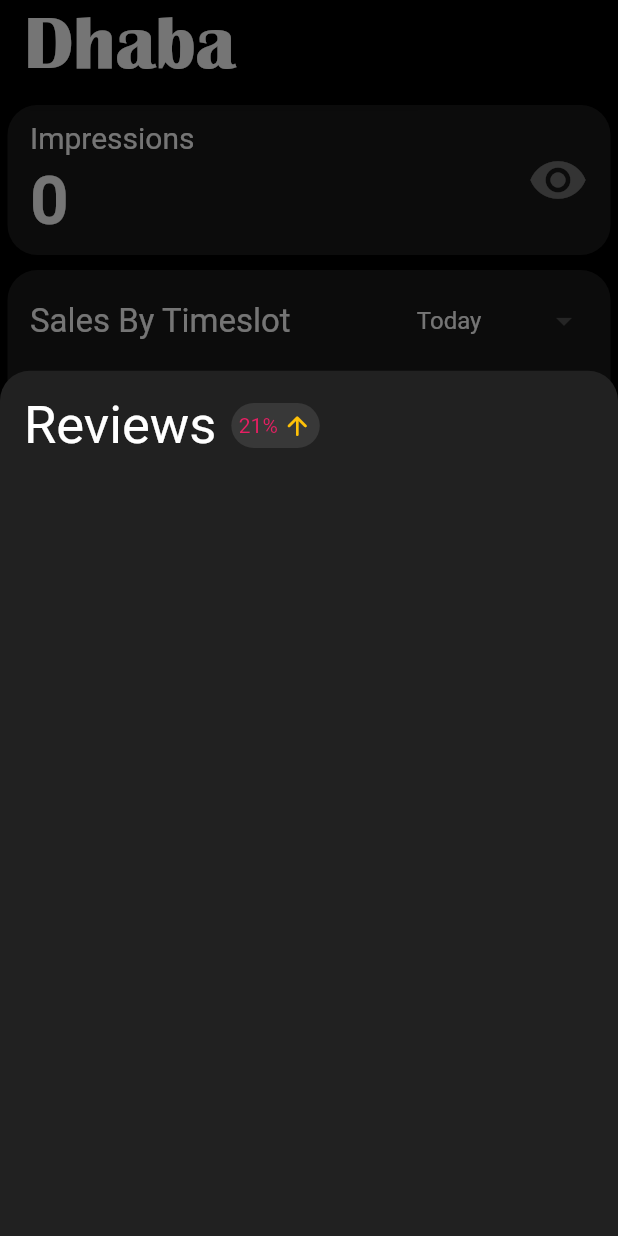
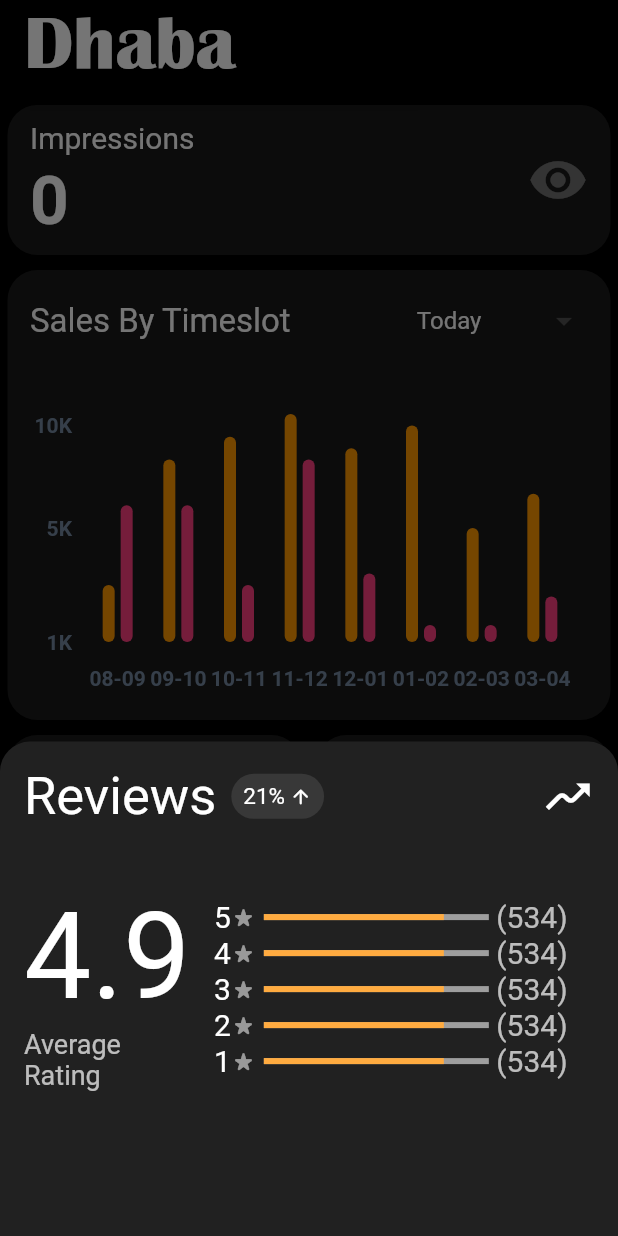
Before and after one commit to yousuf-4594/Blink-Employee, a Flutter app: the AnalyticsScreen screen opened directly with empty values, after a tap on "Reviews", on a phone screen of 412 x 824 dp. Run offline on Flutter 3.47's test engine with Material 2 defaults, Android fonts, the phone set to English and light mode, and no system bars; drawn by our look-alikes of fl_chart; our stand-ins replace animated_text_kit, flutter_slidable, google_fonts, google_nav_bar, smooth_page_indicator; missing offline and left inert: mysql_client.

Commit message:
review bottom modal created, increasing decreasing container widget added. Average rating widget added. Count of (n) star'd rating added

```diff
--- a/lib/screens/analytics_screen.dart
+++ b/lib/screens/analytics_screen.dart
@@ -337,10 +337,13 @@
                 return SingleChildScrollView(
                   child: Container(
                     padding: EdgeInsets.all(16.0),
-                    height: MediaQuery.of(context).size.height * 0.7,
+                    height: MediaQuery.of(context).size.height * 0.4,
                     width: MediaQuery.of(context).size.width,
                     child: Column(
                       crossAxisAlignment: CrossAxisAlignment.start,
+                      children: [
+                        Row(
+                          mainAxisAlignment: MainAxisAlignment.spaceBetween,
                           children: [
                             Row(
                               children: [
@@ -355,7 +358,7 @@
                                 Container(
                                   alignment: Alignment.center,
                                   padding: EdgeInsets.only(
-                                  left: 5, right: 5, top: 1, bottom: 1),
+                                      left: 8, right: 8, top: 1, bottom: 1),
                                   height: 30,
                                   decoration: BoxDecoration(
                                     color: Colors.white10,
@@ -366,17 +369,98 @@
                                     children: [
                                       Text(
                                         '21%',
-                                    style: TextStyle(color: Colors.pink),
+                                        style: TextStyle(
+                                          color: Colors.white,
+                                          fontSize: 15,
+                                        ),
                                       ),
                                       SizedBox(width: 3),
                                       Icon(
                                         Icons.arrow_upward_rounded,
-                                    size: 20,
-                                    color: Colors.amber,
+                                        size: 15,
+                                        color: Colors.white,
                                       ),
                                     ],
                                   ),
                                 ),
+                              ],
+                            ),
+                            Icon(
+                              Icons.moving,
+                              size: 35,
+                              color: Colors.white,
+                            ),
+                          ],
+                        ),
+                        SizedBox(height: 40),
+                        Row(
+                          mainAxisAlignment: MainAxisAlignment.spaceBetween,
+                          children: [
+                            Flexible(
+                              flex: 1,
+                              child: Column(
+                                crossAxisAlignment: CrossAxisAlignment.start,
+                                children: [
+                                  Text(
+                                    '4.9',
+                                    style: TextStyle(
+                                      color: Colors.white,
+                                      fontSize: 80,
+                                    ),
+                                  ),
+                                  Text(
+                                    'Average\nRating',
+                                    style: TextStyle(
+                                      color: Colors.white70,
+                                      fontSize: 18,
+                                    ),
+                                  ),
+                                ],
+                              ),
+                            ),
+                            Flexible(
+                              flex: 2,
+                              child: Column(
+                                children: [
+                                  for (int i = 5; i > 0; i--)
+                                    Row(
+                                      children: [
+                                        Text(
+                                          (i).toString(),
+                                          style: TextStyle(
+                                            color: Colors.white,
+                                            fontSize: 20,
+                                          ),
+                                        ),
+                                        Icon(Icons.star_rate_rounded,
+                                            size: 17, color: Colors.white54),
+                                        SizedBox(width: 5),
+                                        Container(
+                                          height: 4,
+                                          width: 150,
+                                          margin: EdgeInsets.only(
+                                              top: 10, bottom: 10),
+                                          child: LinearProgressIndicator(
+                                            backgroundColor: Colors.grey,
+                                            valueColor:
+                                                AlwaysStoppedAnimation<Color>(
+                                                    Colors.orangeAccent),
+                                            value: 0.8,
+                                          ),
+                                        ),
+                                        SizedBox(width: 5),
+                                        Text(
+                                          '(534)',
+                                          style: TextStyle(
+                                            color: Colors.white70,
+                                            fontSize: 20,
+                                          ),
+                                        ),
+                                      ],
+                                    ),
+                                ],
+                              ),
+                            )
                           ],
                         )
                       ],
```
Lines whose indentation alone changed are shown as unchanged.
